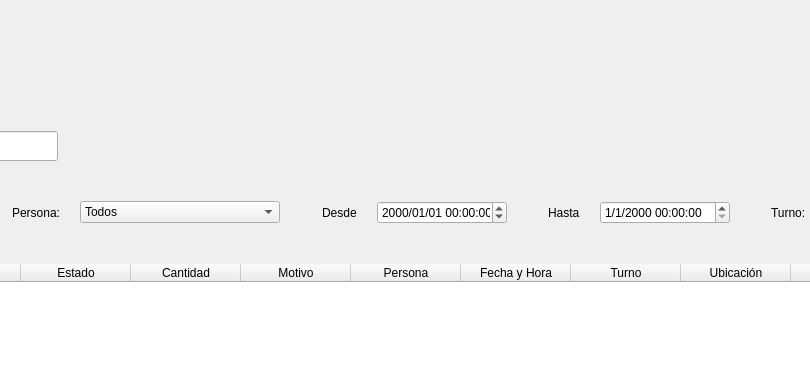
Before: the Qt Designer form blustock/ui/screens_uis/movimientos.ui in MaxAPBusiness/Blustock, drawn with Qt 5; both pictures show x 325 to 1135 and y 0 to 372 of the 1525 by 534 pixel window.
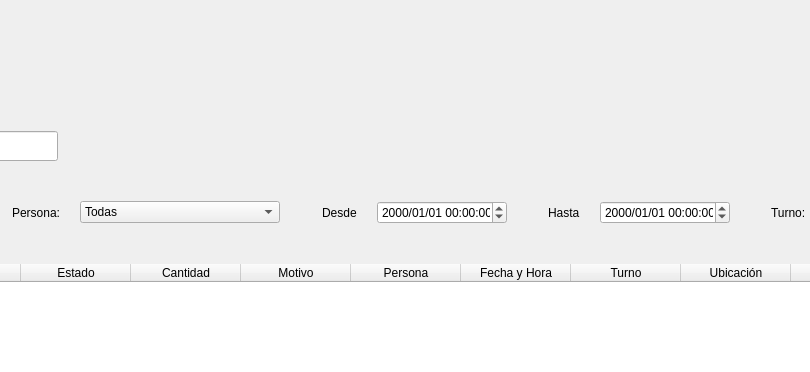
After: the same form once the commit is applied. Icons and pictures are not drawn.

What changed in the file:
```diff
--- a/blustock/ui/screens_uis/movimientos.ui
+++ b/blustock/ui/screens_uis/movimientos.ui
@@ -214,7 +214,7 @@
          </property>
          <item>
           <property name="text">
-           <string>Todos</string>
+           <string>Todas</string>
           </property>
          </item>
         </widget>
@@ -293,7 +293,7 @@
           </size>
          </property>
          <property name="displayFormat">
-          <string>d/M/yyyy HH:mm:ss</string>
+          <string>yyyy/MM/dd HH:mm:ss</string>
          </property>
         </widget>
        </item>
```
